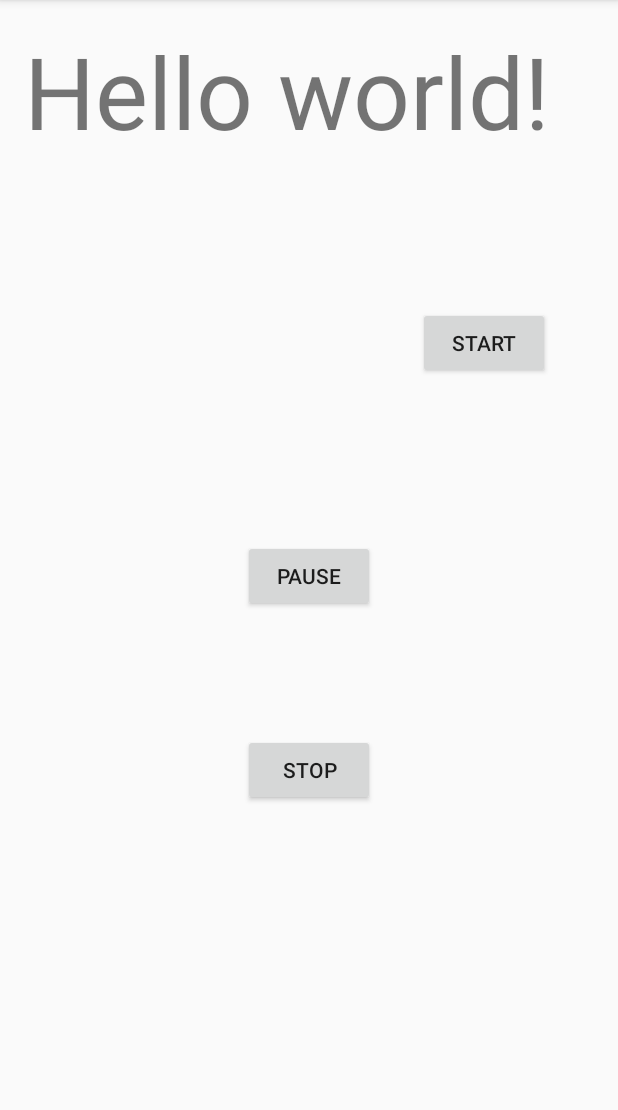
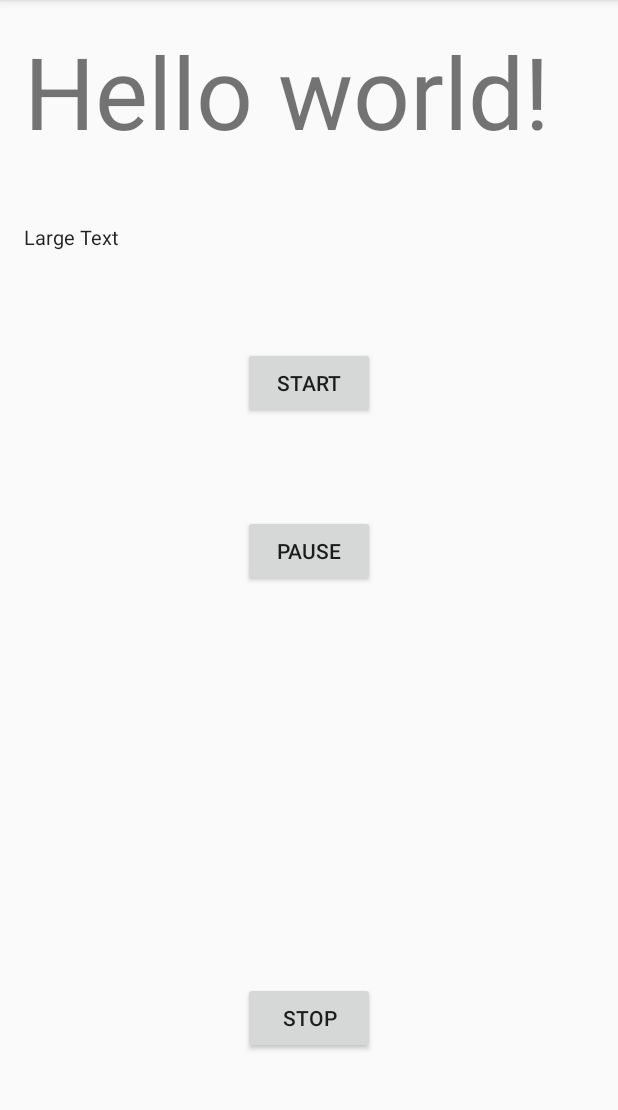
Before and after one commit to maxamillion32/FightTimer, an Android app: the screen it shows after launch (MainActivity), on a phone screen of 412 x 824 dp, the part 84-1194 px from its top. Run offline under Robolectric (Android 15) with nearby library versions, the phone set to English and light mode, and no system bars.

Commit message:
Adds roundView to the MainActivity

```diff
--- a/app/src/main/java/com/fighttimer/stambeto09/fighttimer/MainActivity.java
+++ b/app/src/main/java/com/fighttimer/stambeto09/fighttimer/MainActivity.java
@@ -8,10 +8,13 @@ import android.view.View;
 import android.widget.Button;
 import android.widget.TextView;
 
+import org.w3c.dom.Text;
+
 
 public class MainActivity extends ActionBarActivity implements View.OnClickListener {
 
     TextView textView;
+    TextView roundView;
     Timer myTimer;
     Button startButton;
     Button pauseButton;
@@ -23,11 +26,12 @@ public class MainActivity extends ActionBarActivity implements View.OnClickListe
         super.onCreate(savedInstanceState);
         setContentView(R.layout.activity_main);
         textView = (TextView) findViewById(R.id.textView);
+        roundView = (TextView) findViewById(R.id.roundView);
         startButton = (Button) findViewById(R.id.button);
         pauseButton = (Button) findViewById(R.id.button2);
         stopButton = (Button) findViewById(R.id.button3);
         // Minutes, seconds, minutes, seconds
-        fightTimer = new FightTimer(0, 5, 0, 3, 10, textView);
+        fightTimer = new FightTimer(0, 5, 0, 3, 3, textView, roundView);
 
         // myTimer = new Timer(0, 0, textView);
         startButton.setOnClickListener(this);
--- a/app/src/main/res/layout/activity_main.xml
+++ b/app/src/main/res/layout/activity_main.xml
@@ -16,17 +16,18 @@
         android:layout_height="wrap_content"
         android:text="Start"
         android:id="@+id/button"
-        android:layout_below="@+id/textView"
-        android:layout_alignRight="@+id/textView"
-        android:layout_alignEnd="@+id/textView"
-        android:layout_marginTop="99dp" />
+        android:layout_marginTop="64dp"
+        android:layout_below="@+id/roundView"
+        android:layout_alignLeft="@+id/button2"
+        android:layout_alignStart="@+id/button2" />
 
     <Button
         android:layout_width="wrap_content"
         android:layout_height="wrap_content"
         android:text="Pause"
         android:id="@+id/button2"
-        android:layout_centerVertical="true"
+        android:layout_marginTop="64dp"
+        android:layout_below="@+id/button"
         android:layout_centerHorizontal="true" />
 
     <Button
@@ -34,9 +35,21 @@
         android:layout_height="wrap_content"
         android:text="Stop"
         android:id="@+id/button3"
-        android:layout_below="@+id/button2"
+        android:layout_alignParentBottom="true"
         android:layout_alignLeft="@+id/button2"
         android:layout_alignStart="@+id/button2"
-        android:layout_marginTop="81dp" />
+        android:layout_marginBottom="49dp" />
+
+    <TextView
+        android:layout_width="wrap_content"
+        android:layout_height="wrap_content"
+        android:textAppearance="?android:attr/textAppearanceLarge"
+        android:text="Large Text"
+        android:id="@+id/roundView"
+        android:layout_below="@+id/textView"
+        android:layout_alignParentLeft="true"
+        android:layout_alignParentStart="true"
+        android:layout_marginTop="43dp"
+        android:textSize="20px"/>
 
 </RelativeLayout>
```
